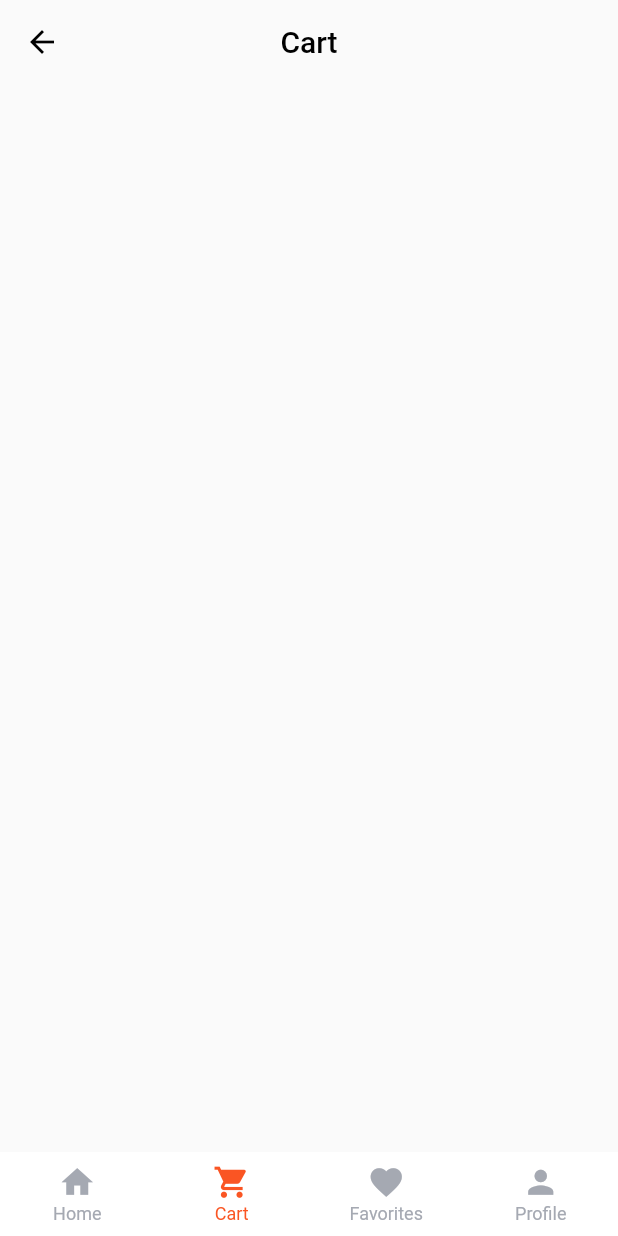
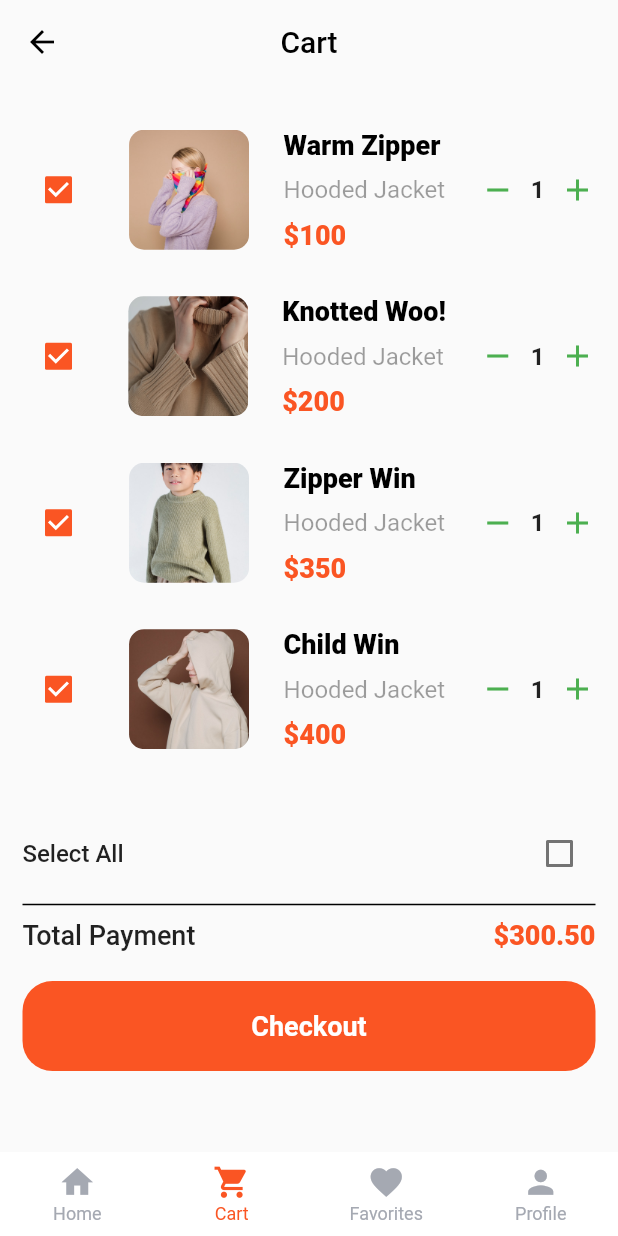
Before and after one commit to dimalepel/shopping_app, a Flutter app: the screen it shows after launch, item 2 of the bottom bar chosen, on a phone screen of 412 x 824 dp. Run offline on Flutter 3.47's test engine with Material 2 defaults, Android fonts, the light colour scheme and no system bars; drawn by our look-alikes of animated_bottom_navigation_bar; our stand-ins replace fan_carousel_image_slider, flutter_rating_bar, introduction_screen; missing offline and left inert: sms_otp_auto_verify.

Commit message:
feat: add cart page

```diff
--- a/lib/main.dart
+++ b/lib/main.dart
@@ -2,5 +2,5 @@ import 'package:flutter/material.dart';
 import 'widgets/my_app.dart';
 
 void main() {
-  runApp(MyApp());
+  runApp(const MyApp());
 }
--- a/lib/theme/app_colors.dart
+++ b/lib/theme/app_colors.dart
@@ -14,5 +14,6 @@ abstract class AppColors {
   static Color altWhite = Colors.white70;
   static Color redAccent = Colors.redAccent;
   static Color green = Colors.green;
+  static Color greenAccent = Colors.greenAccent;
   static Color indigo = Colors.indigo;
 }
--- a/lib/views/cart_screen.dart
+++ b/lib/views/cart_screen.dart
@@ -1,4 +1,5 @@
 import 'package:flutter/material.dart';
+import 'package:shopping_app/widgets/container_button_modal.dart';
 
 import '../theme/app_colors.dart';
 
@@ -35,8 +36,8 @@ class _CartScreenState extends State<CartScreen> {
   Widget build(BuildContext context) {
     return Scaffold(
       appBar: AppBar(
-        title: Text('Cart'),
-        leading: BackButton(),
+        title: const Text('Cart'),
+        leading: const BackButton(),
         backgroundColor: AppColors.transparent,
         foregroundColor: AppColors.black,
         elevation: 0,
@@ -44,7 +45,154 @@ class _CartScreenState extends State<CartScreen> {
       ),
       body: SingleChildScrollView(
         child: Padding(
-          padding: EdgeInsets.all(20),
+          padding: const EdgeInsets.all(15),
+          child: Column(
+            children: [
+              ListView.builder(
+                itemCount: imageList.length,
+                shrinkWrap: true,
+                scrollDirection: Axis.vertical,
+                physics: const NeverScrollableScrollPhysics(),
+                itemBuilder: (context, index) {
+                  return Container(
+                    margin: const EdgeInsets.symmetric(vertical: 15),
+                    child: Row(
+                      mainAxisAlignment: MainAxisAlignment.spaceBetween,
+                      children: [
+                        Checkbox(
+                          splashRadius: 20,
+                          activeColor: AppColors.orange,
+                          value: true,
+                          onChanged: (val) {
+
+                          },
+                        ),
+                        ClipRRect(
+                          borderRadius: BorderRadius.circular(10),
+                          child: Image.asset(
+                            imageList[index],
+                            height: 80,
+                            width: 80,
+                            fit: BoxFit.cover,
+                          ),
+                        ),
+                        Column(
+                          mainAxisAlignment: MainAxisAlignment.end,
+                          crossAxisAlignment: CrossAxisAlignment.start,
+                          children: [
+                            Text(
+                              productTitles[index],
+                              style: TextStyle(
+                                color: AppColors.black,
+                                fontWeight: FontWeight.w900,
+                                fontSize: 18
+                              ),
+                            ),
+                            const SizedBox(height: 10,),
+                            Text(
+                              'Hooded Jacket',
+                              style: TextStyle(
+                                color: AppColors.darkGrey,
+                                fontSize: 16
+                              ),
+                            ),
+                            const SizedBox(height: 10,),
+                            Text(
+                              '\$${prices[index].toString()}',
+                              style: TextStyle(
+                                color: AppColors.orange,
+                                fontSize: 18,
+                                fontWeight: FontWeight.w900
+                              ),
+                            )
+                          ],
+                        ),
+                        Row(
+                          children: [
+                            Icon(
+                              Icons.remove,
+                              color: AppColors.green,
+                            ),
+                            const SizedBox(
+                              width: 10,
+                            ),
+                            const Text(
+                              '1',
+                              style: TextStyle(
+                                fontSize: 16,
+                                fontWeight: FontWeight.w700,
+                              ),
+                            ),
+                            const SizedBox(
+                              width: 10,
+                            ),
+                            Icon(
+                              Icons.add,
+                              color: AppColors.green,
+                            ),
+                          ],
+                        ),
+                      ],
+                    ),
+                  );
+                },
+              ),
+              const SizedBox(height: 30,),
+              Row(
+                mainAxisAlignment: MainAxisAlignment.spaceBetween,
+                children: [
+                  const Text(
+                    'Select All',
+                    style: TextStyle(
+                      fontSize: 16,
+                      fontWeight: FontWeight.w500,
+                    ),
+                  ),
+                  Checkbox(
+                    splashRadius: 20,
+                    activeColor: AppColors.orange,
+                    value: false,
+                    onChanged: (val) {},
+                  ),
+                ],
+              ),
+              Divider(
+                height: 20,
+                thickness: 1,
+                color: AppColors.black,
+              ),
+              Row(
+                mainAxisAlignment: MainAxisAlignment.spaceBetween,
+                children: [
+                  const Text(
+                    'Total Payment',
+                    style: TextStyle(
+                      fontSize: 18,
+                      fontWeight: FontWeight.w500,
+                    ),
+                  ),
+                  Text(
+                    '\$300.50',
+                    style: TextStyle(
+                      fontSize: 18,
+                      fontWeight: FontWeight.w900,
+                      color: AppColors.orange,
+                    ),
+                  ),
+                ],
+              ),
+              const SizedBox(height: 20,),
+              InkWell(
+                onTap: () {},
+                child: ContainerButtonModal(
+                  iText: 'Checkout',
+                  containerWidth: MediaQuery.of(context).size.width,
+                  bgColor: AppColors.orange,
+                ),
+              ),
+              const SizedBox(height: 20,),
+            ],
+          ),
         ),
       ),
     );
--- a/lib/views/product_screen.dart
+++ b/lib/views/product_screen.dart
@@ -22,6 +22,14 @@ class _ProductScreenState extends State<ProductScreen> {
   @override
   Widget build(BuildContext context) {
     return Scaffold(
+      appBar: AppBar(
+        title: const Text('Product Overview'),
+        leading: const BackButton(),
+        backgroundColor: AppColors.transparent,
+        foregroundColor: AppColors.black,
+        elevation: 0,
+        centerTitle: true,
+      ),
       body: SingleChildScrollView(
         child: SafeArea(
           child: Padding(
```
Also changed, not shown: 1 other file.
